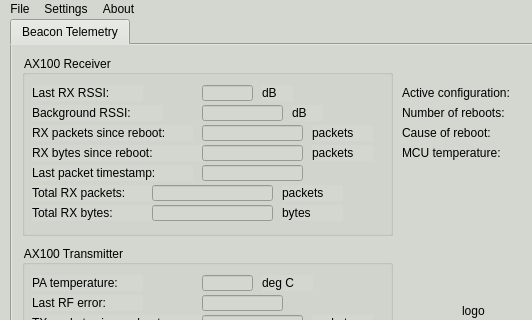
Qt form apps/desktop/gui/gui.ui (esa/gr-opssat) before a commit; both pictures show x 0 to 532 and y 0 to 320 of the 759 by 729 pixel window.
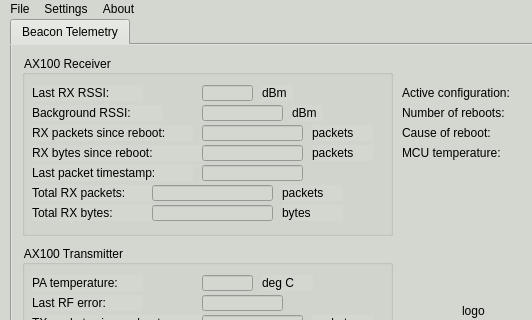
The same form after that commit.

Commit message: corrected RX units

The edit to the form file:
```diff
--- a/apps/desktop/gui/gui.ui
+++ b/apps/desktop/gui/gui.ui
@@ -405,7 +405,7 @@
         </rect>
        </property>
        <property name="text">
-        <string>dB</string>
+        <string>dBm</string>
        </property>
       </widget>
       <widget class="QLabel" name="label_29">
@@ -418,7 +418,7 @@
         </rect>
        </property>
        <property name="text">
-        <string>dB</string>
+        <string>dBm</string>
        </property>
       </widget>
      </widget>
```
